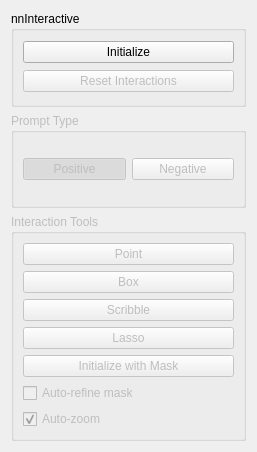
MITK/MITK, file Modules/SegmentationUI/Qmitk/QmitknnInteractiveToolGUI.ui: the form before one commit.
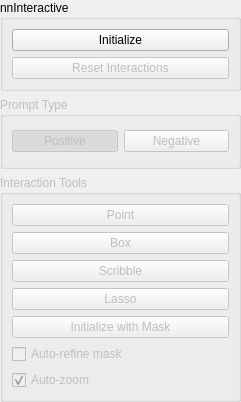
The form after the commit. Icons and pictures are not drawn.

Commit message: Refactor the nnInteractive segmentation tool

```diff
--- a/Modules/SegmentationUI/Qmitk/QmitknnInteractiveToolGUI.ui
+++ b/Modules/SegmentationUI/Qmitk/QmitknnInteractiveToolGUI.ui
@@ -6,11 +6,23 @@
    <rect>
     <x>0</x>
     <y>0</y>
-    <width>257</width>
-    <height>452</height>
+    <width>241</width>
+    <height>402</height>
    </rect>
   </property>
   <layout class="QVBoxLayout" name="verticalLayout_3">
+   <property name="leftMargin">
+    <number>0</number>
+   </property>
+   <property name="topMargin">
+    <number>0</number>
+   </property>
+   <property name="rightMargin">
+    <number>0</number>
+   </property>
+   <property name="bottomMargin">
+    <number>0</number>
+   </property>
    <item>
     <widget class="QGroupBox" name="groupBox">
      <property name="title">
```
Left out of the diff: 24 changed lines with no effect on the pictures. The commit also changes 35 other files.
